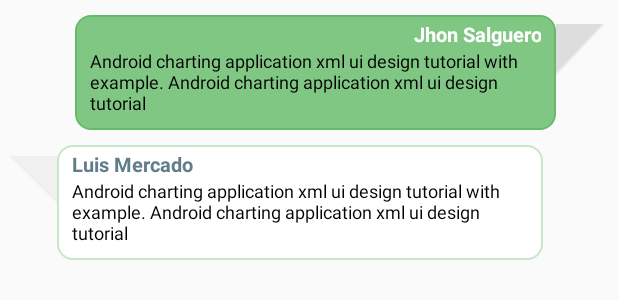
After one commit to Android-BD/StudentChat, an Android app: the layout row_chat.xml on its own in the app's theme, with its tools: preview values and no code run, on a phone screen of 412 x 824 dp. The commit adds this screen. Shown: the top 300 px of the screen. Run offline under Robolectric (Android 15) with nearby library versions, the phone set to English and light mode, and no system bars.

Commit message:
chat structure design

```diff
--- a/app/src/main/AndroidManifest.xml
+++ b/app/src/main/AndroidManifest.xml
@@ -10,13 +10,16 @@
         android:label="@string/app_name"
         android:supportsRtl="true"
         android:theme="@style/AppTheme">
-        <activity android:name=".activities.LoginActivity" android:screenOrientation="portrait">
+        <activity
+            android:name=".activities.LoginActivity"
+            android:screenOrientation="portrait">
             <intent-filter>
                 <action android:name="android.intent.action.MAIN" />
 
                 <category android:name="android.intent.category.LAUNCHER" />
             </intent-filter>
         </activity>
+        <activity android:name=".activities.ChatActivity"></activity>
     </application>
 
 </manifest>
--- /dev/null
+++ b/app/src/main/res/drawable/chat_left.xml
@@ -0,0 +1,18 @@
+<?xml version="1.0" encoding="utf-8"?>
+<shape xmlns:android="http://schemas.android.com/apk/res/android">
+
+    <solid android:color="#FFF" />
+
+    <stroke
+        android:width="1dip"
+        android:color="#C8E6C9" />
+
+    <corners android:radius="10dip" />
+
+    <padding
+        android:bottom="0dip"
+        android:left="0dip"
+        android:right="0dip"
+        android:top="0dip" />
+
+</shape>
--- /dev/null
+++ b/app/src/main/res/drawable/chat_right.xml
@@ -0,0 +1,19 @@
+<?xml version="1.0" encoding="utf-8"?>
+<shape xmlns:android="http://schemas.android.com/apk/res/android">
+
+    <solid android:color="#81C784" />
+
+    <stroke
+        android:width="1dip"
+        android:color="#66BB6A" />
+
+    <corners android:radius="10dip" />
+
+    <padding
+        android:bottom="0dip"
+        android:left="0dip"
+        android:right="0dip"
+        android:top="0dip" />
+
+
+</shape>
--- a/app/src/main/res/layout/activity_login.xml
+++ b/app/src/main/res/layout/activity_login.xml
@@ -1,7 +1,7 @@
 <?xml version="1.0" encoding="utf-8"?>
 <android.support.design.widget.CoordinatorLayout xmlns:android="http://schemas.android.com/apk/res/android"
     xmlns:tools="http://schemas.android.com/tools"
-    android:id="@+id/coordinatorFather"
+    android:id="@+id/coordinatorLayout"
     android:layout_width="match_parent"
     android:layout_height="match_parent"
     android:background="@color/colorPrimary"
--- /dev/null
+++ b/app/src/main/res/layout/row_chat.xml
@@ -0,0 +1,108 @@
+<?xml version="1.0" encoding="utf-8"?>
+<LinearLayout xmlns:android="http://schemas.android.com/apk/res/android"
+    android:orientation="vertical" android:layout_width="match_parent"
+    android:layout_height="wrap_content">
+
+    <LinearLayout
+        android:id="@+id/linearSend"
+        android:layout_width="match_parent"
+        android:layout_height="wrap_content"
+        android:layout_marginRight="5dp"
+        android:layout_marginLeft="50dp">
+
+
+
+        <LinearLayout
+            android:layout_width="0dp"
+            android:orientation="vertical"
+            android:background="@drawable/chat_right"
+            android:layout_height="wrap_content"
+            android:layout_marginTop="10dp"
+            android:paddingTop="3dp"
+            android:paddingLeft="10dp"
+            android:paddingRight="10dp"
+            android:layout_weight="0.9"
+            android:paddingBottom="10dp">
+
+            <TextView
+                android:layout_width="match_parent"
+                android:layout_height="wrap_content"
+                android:text="Jhon Salguero"
+                android:textColor="#FFF"
+                android:textStyle="bold"
+                android:gravity="right"
+                android:textSize="13sp"
+                android:id="@+id/txtUserSend" />
+
+            <TextView
+                android:id="@+id/txtMessageSend"
+                android:layout_width="match_parent"
+                android:textSize="12sp"
+                android:layout_height="wrap_content"
+                android:text="Android charting application xml ui design tutorial with example. Android charting application xml ui design tutorial"
+                android:textColor="@color/colorBlack" />
+
+        </LinearLayout>
+
+        <ImageView
+            android:layout_weight="0.1"
+            android:layout_width="0dp"
+            android:layout_height="wrap_content"
+            android:layout_marginTop="16dp"
+            android:src="@drawable/arrow_bg1"/>
+
+    </LinearLayout>
+
+    <LinearLayout
+        android:id="@+id/linearReceived"
+        android:layout_width="match_parent"
+        android:layout_height="wrap_content"
+        android:layout_marginLeft="5dp"
+        android:layout_marginRight="50dp">
+
+
+        <ImageView
+            android:layout_width="wrap_content"
+            android:layout_height="wrap_content"
+            android:layout_marginTop="16dp"
+            android:layout_weight="0.1"
+            android:src="@drawable/arrow_bg2"/>
+
+        <LinearLayout
+            android:layout_width="wrap_content"
+            android:orientation="vertical"
+            android:background="@drawable/chat_left"
+            android:layout_height="wrap_content"
+            android:layout_marginTop="10dp"
+            android:layout_weight="0.9"
+            android:paddingTop="3dp"
+            android:paddingLeft="10dp"
+            android:paddingRight="10dp"
+            android:paddingBottom="10dp">
+
+            <TextView
+                android:layout_width="match_parent"
+                android:layout_height="wrap_content"
+                android:text="Luis Mercado"
+                android:gravity="left"
+                android:textColor="#607D8B"
+                android:textStyle="bold"
+                android:textSize="13sp"
+                android:id="@+id/txtUserReceived" />
+
+            <TextView
+                android:id="@+id/txtMessageReceived"
+                android:layout_width="match_parent"
+                android:textSize="12sp"
+                android:layout_height="wrap_content"
+                android:text="Android charting application xml ui design tutorial with example. Android charting application xml ui design tutorial"
+                android:textColor="@color/colorBlack" />
+
+        </LinearLayout>
+
+
+
+
+    </LinearLayout>
+
+</LinearLayout>
--- a/app/src/main/res/values/colors.xml
+++ b/app/src/main/res/values/colors.xml
@@ -5,6 +5,7 @@
     <color name="colorAccent">#009688</color>
     <color name="colorPrimary_light">#FFCCBC</color>
     <color name="colorPrimary_text">#212121</color>
+    <color name="colorBlack">#000</color>
     <color name="colorSecondary_text">#757575</color>
     <color name="colorIcons">#FFFFFF</color>
     <color name="colorDivider">#BDBDBD</color>
--- a/app/src/main/res/values/strings.xml
+++ b/app/src/main/res/values/strings.xml
@@ -5,4 +5,6 @@
     <string name="hint_pasword">Contraseña</string>
     <string name="text_button_login">Conectate</string>
     <string name="terminos">¿Aceptas los terminos y condiciones</string>
+    <string name="error_login_google">Error al iniciar Session</string>
+    <string name="hint_input_message">Mensaje</string>
 </resources>
--- a/build.gradle
+++ b/build.gradle
@@ -7,8 +7,10 @@ buildscript {
     dependencies {
         classpath 'com.android.tools.build:gradle:2.2.2'
 
-        // NOTE: Do not place your application dependencies here; they belong
-        // in the individual module build.gradle files
+        /* Butter Knife */
+        classpath 'com.jakewharton:butterknife-gradle-plugin:8.4.0'
+        /* Google Service */
+        classpath 'com.google.gms:google-services:3.0.0'
     }
 }
 
```
Also changed, not shown: app/build.gradle (+17 -0 lines), app/src/main/java/com/seef/chat/student/studentchat/Utils/Helper.java (added, +11 -0 lines), app/src/main/java/com/seef/chat/student/studentchat/activities/ChatActivity.java (added, +80 -0 lines), app/src/main/java/com/seef/chat/student/studentchat/activities/LoginActivity.java (+130 -1 lines), app/src/main/java/com/seef/chat/student/studentchat/adapters/ChatAdapter.java (added, +84 -0 lines), app/src/main/res/layout/activity_chat.xml (added, +42 -0 lines), app/src/main/res/drawable/arrow_bg1.png (added), app/src/main/res/drawable/arrow_bg2.png (added), 1 other file.
